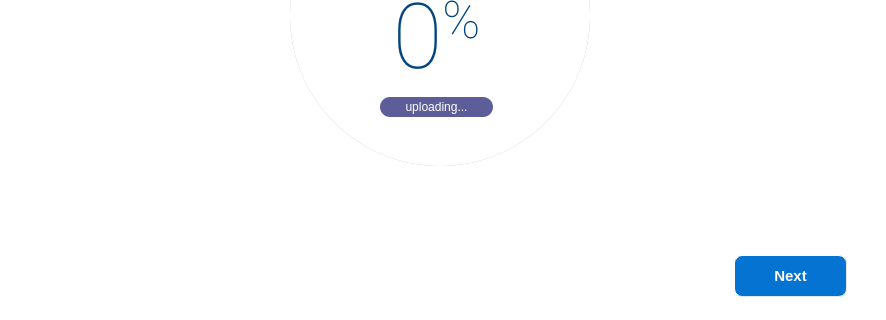
Qt form src/main/python/progressUploading.ui (Ahmed-Dakrory/ProctoringApp) before a commit; both pictures show x 161 to 1047 and y 215 to 535 of the 1047 by 535 pixel window.
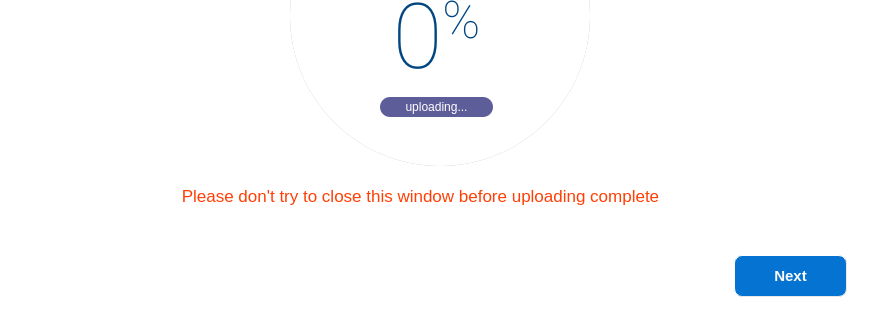
The same form after that commit. Icons and pictures are not drawn.

Diff of the .ui file:
```diff
--- a/src/main/python/progressUploading.ui
+++ b/src/main/python/progressUploading.ui
@@ -305,6 +305,55 @@
       <zorder>circularProgress</zorder>
       <zorder>container</zorder>
      </widget>
+     <widget class="QLabel" name="note">
+      <property name="geometry">
+       <rect>
+        <x>50</x>
+        <y>350</y>
+        <width>681</width>
+        <height>20</height>
+       </rect>
+      </property>
+      <property name="minimumSize">
+       <size>
+        <width>0</width>
+        <height>20</height>
+       </size>
+      </property>
+      <property name="maximumSize">
+       <size>
+        <width>16777215</width>
+        <height>20</height>
+       </size>
+      </property>
+      <property name="font">
+       <font>
+        <family>MS Shell Dlg 2</family>
+        <pointsize>13</pointsize>
+        <weight>9</weight>
+        <italic>false</italic>
+        <bold>false</bold>
+       </font>
+      </property>
+      <property name="styleSheet">
+       <string notr="true">QLabel{
+	border-radius: 10px;	
+	color: rgb(255, 63, 5);
+	font: 75 13pt &quot;MS Shell Dlg 2&quot;;
+	margin-left: 40px;
+	margin-right: 40px;
+}</string>
+      </property>
+      <property name="frameShape">
+       <enum>QFrame::NoFrame</enum>
+      </property>
+      <property name="text">
+       <string>Please don't try to close this window before uploading complete</string>
+      </property>
+      <property name="alignment">
+       <set>Qt::AlignCenter</set>
+      </property>
+     </widget>
     </widget>
    </widget>
    <widget class="QPushButton" name="minimizeButton">
```
